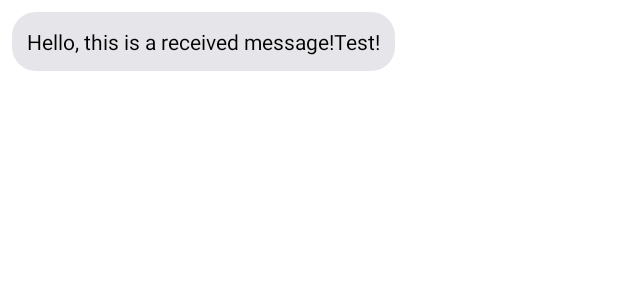
After one commit to Hny0305Lin/NLChat, an Android app: the layout item_chat_received.xml on its own in the app's theme, with its tools: preview values and no code run, on a phone screen of 412 x 824 dp. The commit adds this screen. Shown: the top 300 px of the screen. Run offline under Robolectric (Android 15) with nearby library versions, the phone set to English and light mode, and no system bars.

Commit message:
🎉Alpha 1.3，新UI聊天界面重新发布(BETA)，优化代码结构，重新修改连接成功后的SnackBar显示时间为暂时

```diff
--- /dev/null
+++ b/app/src/main/res/drawable/bg_chat_bubble_received.xml
@@ -0,0 +1,6 @@
+<?xml version="1.0" encoding="utf-8"?>
+<shape xmlns:android="http://schemas.android.com/apk/res/android">
+    <solid android:color="#E5E5EA" />
+    <corners android:radius="16dp" />
+    <padding android:left="8dp" android:top="8dp" android:right="8dp" android:bottom="8dp" />
+</shape>
--- /dev/null
+++ b/app/src/main/res/drawable/bg_chat_bubble_sent.xml
@@ -0,0 +1,6 @@
+<?xml version="1.0" encoding="utf-8"?>
+<shape xmlns:android="http://schemas.android.com/apk/res/android">
+    <solid android:color="#0084FF" />
+    <corners android:radius="16dp" />
+    <padding android:left="8dp" android:top="8dp" android:right="8dp" android:bottom="8dp" />
+</shape>
--- /dev/null
+++ b/app/src/main/res/layout/item_chat_received.xml
@@ -0,0 +1,17 @@
+<?xml version="1.0" encoding="utf-8"?>
+<LinearLayout xmlns:android="http://schemas.android.com/apk/res/android"
+    android:layout_width="match_parent"
+    android:layout_height="wrap_content"
+    android:orientation="horizontal"
+    android:padding="8dp"
+    android:gravity="start">
+
+    <TextView
+        android:id="@+id/text_message_body"
+        android:layout_width="wrap_content"
+        android:layout_height="wrap_content"
+        android:background="@drawable/bg_chat_bubble_received"
+        android:padding="10dp"
+        android:textColor="@android:color/black"
+        android:text="Hello, this is a received message!Test!" />
+</LinearLayout>
--- a/app/src/main/res/values/strings.xml
+++ b/app/src/main/res/values/strings.xml
@@ -1,7 +1,7 @@
 <resources>
     <string name="app_name">NLChat</string>
     <string name="app_package">com.haohanyh.linmengjia.nearlink.nlchat.fun</string>
-    <string name="app_version">1.3.26.2024.0704</string>
+    <string name="app_version">1.3.48.2024.0705</string>
 
     <string name="appwarn">NLChat，浩瀚银河宗旨为用爱和魔法创造Android APP。</string>
     <string name="thanks3q">友情感谢</string>
```
Also changed, not shown: app/src/main/java/com/haohanyh/linmengjia/nearlink/nlchat/fun/ChatCore/ChatAdapter.java (added, +96 -0 lines), app/src/main/java/com/haohanyh/linmengjia/nearlink/nlchat/fun/ChatCore/ChatMessage.java (added, +20 -0 lines), app/src/main/java/com/haohanyh/linmengjia/nearlink/nlchat/fun/ChatCore/ChatMessageQueueUpdater.java (+22 -1 lines), app/src/main/java/com/haohanyh/linmengjia/nearlink/nlchat/fun/MainActivity.java (+24 -3 lines), app/src/main/res/layout/activity_main.xml (+42 -0 lines), app/src/main/res/layout/item_chat_sent.xml (added, +17 -0 lines).
